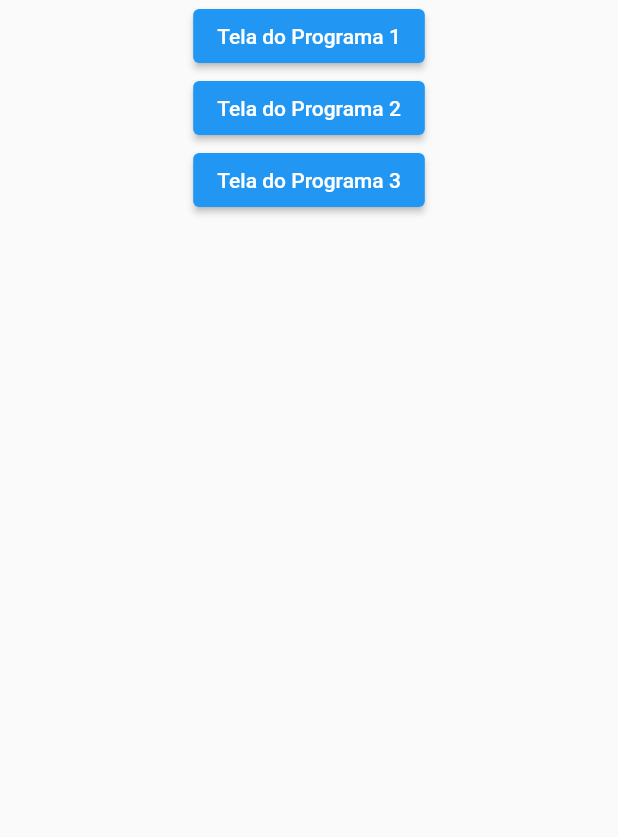
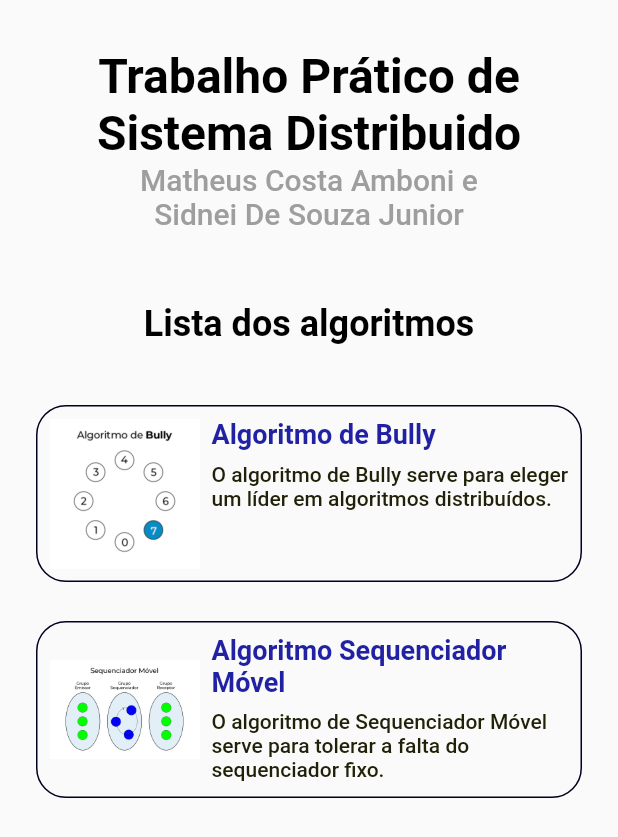
Before and after one commit to Sanpeta/Sistema-Distribudos-Trabalho-Pratico, a Flutter app: the screen it shows after launch, on a phone screen of 412 x 824 dp. Shown: the top 837 px of the screen. Run offline on Flutter 3.47's test engine with Material 2 defaults, Android fonts, the light colour scheme and no system bars.

Commit message:
Adicionado telas, gifs, ajustando os botoes, criando uma lista dos algoritmos e seu model.

```diff
--- /dev/null
+++ b/lib/custom_widget/list_item_sintomas_de_jejum.dart
@@ -0,0 +1,83 @@
+import 'package:flutter/material.dart';
+import 'package:t2_sistema_distribuido/model/list_item_model.dart';
+import 'package:t2_sistema_distribuido/p1/programa1.dart';
+import 'package:t2_sistema_distribuido/p2/programa2.dart';
+
+class AlgoritmoItem extends StatelessWidget {
+  final ListItemModel item;
+
+  const AlgoritmoItem({Key? key, required this.item}) : super(key: key);
+
+  @override
+  Widget build(BuildContext context) {
+    return GestureDetector(
+      onTap: () {
+        Navigator.of(context).push(
+          MaterialPageRoute(
+            builder: (context) {
+              if (item.url == "bully") {
+                return const Programa2();
+              } else {
+                return const Programa1();
+              }
+            },
+          ),
+        );
+      },
+      child: Container(
+        padding: const EdgeInsets.all(8.0),
+        decoration: BoxDecoration(
+          border: Border.all(
+            color: const Color(0xff000020),
+            width: 1.0,
+          ),
+          borderRadius: const BorderRadius.all(
+            Radius.circular(20),
+          ),
+        ),
+        margin: const EdgeInsets.only(bottom: 16),
+        child: Row(
+          mainAxisAlignment: MainAxisAlignment.start,
+          crossAxisAlignment: CrossAxisAlignment.start,
+          children: [
+            SizedBox(
+              height: 100,
+              width: 100,
+              child: Image.asset(item.imagePath),
+            ),
+            const SizedBox(width: 8),
+            Expanded(
+              child: Column(
+                mainAxisAlignment: MainAxisAlignment.start,
+                crossAxisAlignment: CrossAxisAlignment.start,
+                children: [
+                  Text(
+                    item.title,
+                    maxLines: 2,
+                    textAlign: TextAlign.start,
+                    style: const TextStyle(
+                      color: Color(0xff2121a4),
+                      fontWeight: FontWeight.bold,
+                      fontSize: 18,
+                    ),
+                  ),
+                  const SizedBox(height: 8),
+                  Text(
+                    item.desc,
+                    maxLines: 4,
+                    textAlign: TextAlign.start,
+                    style: const TextStyle(
+                      color: Color(0xff212109),
+                      fontWeight: FontWeight.w500,
+                      fontSize: 14,
+                    ),
+                  ),
+                ],
+              ),
+            )
+          ],
+        ),
+      ),
+    );
+  }
+}
--- a/lib/home.dart
+++ b/lib/home.dart
@@ -1,7 +1,6 @@
 import 'package:flutter/material.dart';
-import 'package:t2_sistema_distribuido/p1/programa1.dart';
-import 'package:t2_sistema_distribuido/p2/programa2.dart';
-import 'package:t2_sistema_distribuido/p3/programa3.dart';
+import 'package:t2_sistema_distribuido/custom_widget/list_item_sintomas_de_jejum.dart';
+import 'package:t2_sistema_distribuido/data/app_data.dart' as appData;
 
 class HomeView extends StatefulWidget {
   const HomeView({Key? key}) : super(key: key);
@@ -14,50 +13,81 @@ class _HomeViewState extends State<HomeView> {
   @override
   Widget build(BuildContext context) {
     return Scaffold(
-      body: SingleChildScrollView(
-        child: SafeArea(
-          child: Center(
-            child: Column(
-              mainAxisAlignment: MainAxisAlignment.center,
-              children: [
-                ElevatedButton(
-                  onPressed: () {
-                    Navigator.of(context).push(
-                      MaterialPageRoute(
-                        builder: (context) {
-                          return const Programa1();
-                        },
-                      ),
-                    );
-                  },
-                  child: const Text("Tela do Programa 1"),
+      body: SafeArea(
+        child: Padding(
+          padding: const EdgeInsets.symmetric(vertical: 32, horizontal: 16),
+          child: Column(
+            crossAxisAlignment: CrossAxisAlignment.stretch,
+            children: [
+              const Text(
+                "Trabalho Prático de\nSistema Distribuido",
+                textAlign: TextAlign.center,
+                style: TextStyle(
+                  fontSize: 32,
+                  color: Colors.black,
+                  fontWeight: FontWeight.w600,
                 ),
-                ElevatedButton(
-                  onPressed: () {
-                    Navigator.of(context).push(
-                      MaterialPageRoute(
-                        builder: (context) {
-                          return const Programa2();
-                        },
-                      ),
-                    );
-                  },
-                  child: const Text("Tela do Programa 2"),
+              ),
+              const Text(
+                "Matheus Costa Amboni e \nSidnei De Souza Junior",
+                textAlign: TextAlign.center,
+                style: TextStyle(
+                  fontSize: 20,
+                  color: Colors.grey,
+                  fontWeight: FontWeight.w500,
                 ),
-                ElevatedButton(
-                  onPressed: () {
-                    Navigator.of(context).push(
-                      MaterialPageRoute(
-                        builder: (context) {
-                          return const Programa3();
-                        },
-                      ),
-                    );
-                  },
-                  child: const Text("Tela do Programa 3"),
+              ),
+              const SizedBox(height: 48),
+              Column(
+                mainAxisAlignment: MainAxisAlignment.center,
+                children: const [
+                  Text(
+                    "Lista dos algoritmos",
+                    style: TextStyle(
+                      fontSize: 24,
+                      color: Colors.black,
+                      fontWeight: FontWeight.w600,
+                    ),
+                  ),
+                  SizedBox(height: 32),
+                  // ElevatedButton(
+                  //   onPressed: () {
+                  //     Navigator.of(context).push(
+                  //       MaterialPageRoute(
+                  //         builder: (context) {
+                  //           return const Programa1();
+                  //         },
+                  //       ),
+                  //     );
+                  //   },
+                  //   child: const Text("Tela do Algoritmo de Bully"),
+                  // ),
+                  // const SizedBox(height: 8),
+                  // ElevatedButton(
+                  //   onPressed: () {
+                  //     Navigator.of(context).push(
+                  //       MaterialPageRoute(
+                  //         builder: (context) {
+                  //           return const Programa2();
+                  //         },
+                  //       ),
+                  //     );
+                  //   },
+                  //   child: const Text("Tela do Sequenciador Móvel"),
+                  // ),
+                ],
+              ),
+              Expanded(
+                child: ListView.separated(
+                  padding: const EdgeInsets.all(8),
+                  physics: const BouncingScrollPhysics(),
+                  itemBuilder: (_, index) =>
+                      AlgoritmoItem(item: appData.listDosAlgoritmos[index]),
+                  separatorBuilder: (_, index) => const SizedBox(height: 10),
+                  itemCount: appData.listDosAlgoritmos.length,
                 ),
-              ],
-            ),
+              ),
+            ],
           ),
         ),
       ),
--- a/lib/main.dart
+++ b/lib/main.dart
@@ -1,7 +1,10 @@
 import 'package:flutter/material.dart';
+import 'package:flutter/services.dart';
 import 'package:t2_sistema_distribuido/home.dart';
 
 void main() {
+  WidgetsFlutterBinding.ensureInitialized();
+  SystemChrome.setPreferredOrientations([DeviceOrientation.portraitUp]);
   runApp(const MyApp());
 }
 
@@ -12,7 +15,7 @@ class MyApp extends StatelessWidget {
   @override
   Widget build(BuildContext context) {
     return const MaterialApp(
-      title: 'Trabalho Prático de Sistema Distribuidos',
+      title: 'Trabalho Prático de Sistema Distribuídos',
       home: HomeView(),
     );
   }
--- /dev/null
+++ b/lib/model/list_item_model.dart
@@ -0,0 +1,10 @@
+class ListItemModel {
+  String imagePath, title, desc, url;
+
+  ListItemModel({
+    required this.imagePath,
+    required this.title,
+    required this.desc,
+    required this.url,
+  });
+}
```
Also changed, not shown: lib/custom_widget/slide_tile.dart (+2 -14 lines), lib/data/app_data.dart (+59 -80 lines), lib/p1/programa1.dart (+32 -23 lines), lib/p2/programa2.dart (+26 -27 lines), lib/p3/programa3.dart (+21 -22 lines), assets/app_images/1.png (added), assets/app_images/2.png (added), assets/app_images/GIF1.gif (added), assets/app_images/GIF2.gif (added), assets/app_images/GIF3.gif (added), assets/app_images/GIF4.gif (added), assets/app_images/GIF5.gif (added), assets/app_images/gif6.gif (added), assets/app_images/gif7.gif (added), 1 more files.
